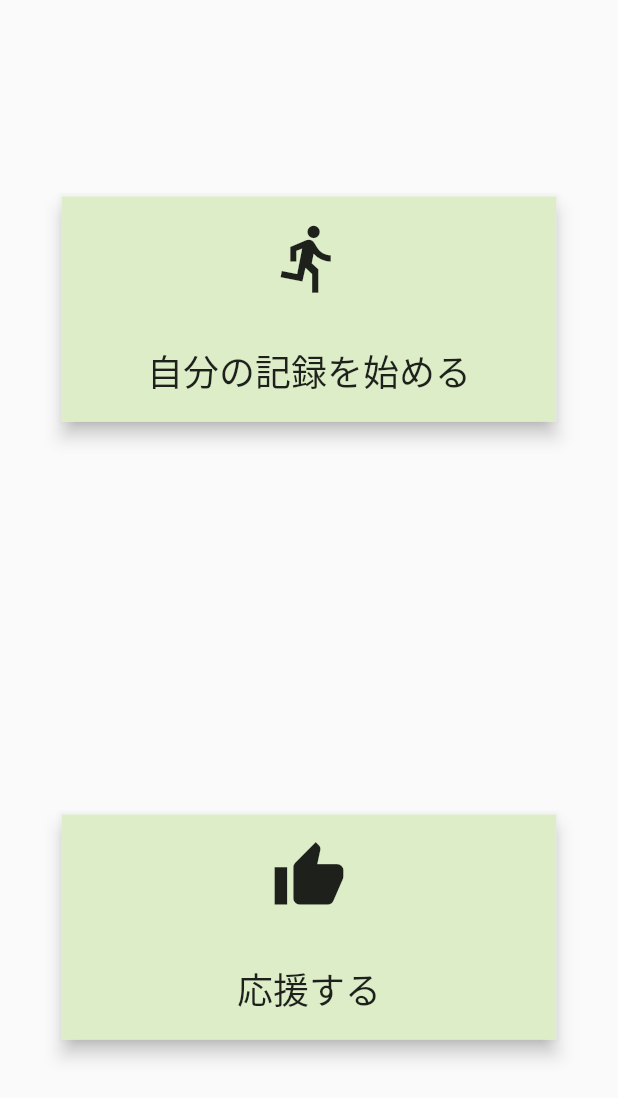
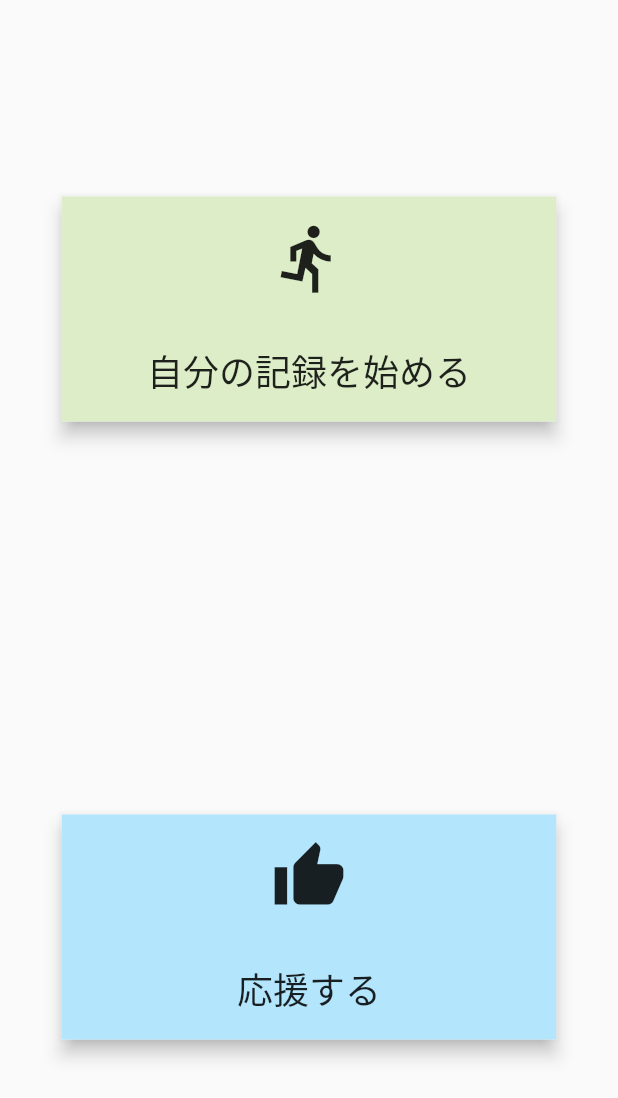
Before and after one commit to y0303noki/YellApp, a Flutter app: the screen it shows after launch, on a phone screen of 412 x 824 dp. Shown: the top 1098 px of the screen. Run offline on Flutter 3.47's test engine with Material 2 defaults, Android fonts, the phone set to English and light mode, and no system bars; our stand-ins replace bubble, cloud_firestore, firebase_auth, firebase_core, flutter_hooks, hooks_riverpod and 2 more; missing offline and left inert: dart:ffi; accounts and stored records are empty; network calls fail.

Commit message:
色調整

```diff
--- a/lib/components/widget/button_widget.dart
+++ b/lib/components/widget/button_widget.dart
@@ -17,6 +17,7 @@ class ButtonWidget {
     double deviceWidth,
     String buttonText,
     IconData iconData,
+    Color color,
   ) {
     return Material(
       elevation: mainButtonElevation,
@@ -24,7 +25,7 @@ class ButtonWidget {
         height: 150,
         width: deviceWidth * 0.8,
         decoration: BoxDecoration(
-          color: CommonWidget.defaultButtonColor(),
+          color: color,
         ),
         child: Column(
           mainAxisAlignment: MainAxisAlignment.spaceAround,
@@ -50,7 +51,7 @@ class ButtonWidget {
         height: 150,
         width: deviceWidth * 0.8,
         decoration: BoxDecoration(
-          color: CommonWidget.defaultButtonColor(),
+          color: CommonWidget.myDefaultColor(),
         ),
         child: Column(
           mainAxisAlignment: MainAxisAlignment.spaceAround,
@@ -71,7 +72,7 @@ class ButtonWidget {
         height: 100,
         width: deviceWidth * 0.8,
         decoration: BoxDecoration(
-          color: CommonWidget.defaultButtonColor(),
+          color: CommonWidget.myDefaultColor(),
         ),
         child: Center(
           child: TextWidget.mainButtonText('達成'),
--- a/lib/components/widget/common_widget.dart
+++ b/lib/components/widget/common_widget.dart
@@ -37,7 +37,7 @@ class CommonWidget {
   }
 
   /// ボタンの基本色
-  static Color? defaultButtonColor() {
+  static Color? myDefaultColor() {
     return Colors.lightGreen[100];
   }
 
@@ -47,4 +47,9 @@ class CommonWidget {
       borderRadius: BorderRadius.circular(20),
     );
   }
+
+  /// 応援のデフォルト色
+  static Color? otherDefaultColor() {
+    return Colors.lightBlue[100];
+  }
 }
--- a/lib/screen/other/other_yell_main_page.dart
+++ b/lib/screen/other/other_yell_main_page.dart
@@ -1,6 +1,7 @@
 import 'package:flutter/material.dart';
 import 'package:hooks_riverpod/hooks_riverpod.dart';
 import 'package:yell_app/components/widget/button_widget.dart';
+import 'package:yell_app/components/widget/common_widget.dart';
 import 'package:yell_app/components/widget/text_widget.dart';
 import 'package:yell_app/firebase/yell_message_firebase.dart';
 import 'package:yell_app/model/yell_message.dart';
@@ -71,7 +72,7 @@ class OtherYellMainPage extends ConsumerWidget {
                   ],
                 ),
               ),
-              Text('過去のメッセージ'),
+              const Text('過去のメッセージ'),
             ],
           ),
         ),
@@ -140,6 +141,7 @@ Widget _speechMessage(String _text) {
     child: Bubble(
       margin: BubbleEdges.only(top: 10),
       nip: BubbleNip.leftTop,
+      color: CommonWidget.myDefaultColor(),
       child: Text(_text, textAlign: TextAlign.left),
     ),
   );
@@ -150,6 +152,7 @@ Widget _yellMessage(String _text) {
     child: Bubble(
       margin: BubbleEdges.only(top: 10),
       nip: BubbleNip.rightTop,
+      color: CommonWidget.otherDefaultColor(),
       child: Text(
         _text,
         textAlign: TextAlign.right,
--- a/lib/screen/start_page.dart
+++ b/lib/screen/start_page.dart
@@ -2,6 +2,7 @@ import 'package:flutter/material.dart';
 import 'package:hooks_riverpod/hooks_riverpod.dart';
 import 'package:flutter_hooks/flutter_hooks.dart';
 import 'package:yell_app/components/widget/button_widget.dart';
+import 'package:yell_app/components/widget/common_widget.dart';
 import 'package:yell_app/firebase/my_goal_firebase.dart';
 import 'package:yell_app/model/member.dart';
 import 'package:yell_app/model/myGoal.dart';
@@ -58,12 +59,11 @@ class StartPage extends ConsumerWidget {
                       );
                     },
                     child: ButtonWidget.startMainButton(
-                      deviceSize.width,
-                      '応援する',
-                      Icons.thumb_up,
-                    ),
+                        deviceSize.width,
+                        '応援する',
+                        Icons.thumb_up,
+                        CommonWidget.otherDefaultColor()!),
                   ),
-                  // Text('招待コードが必要'),
                 ],
               )
             ],
@@ -113,11 +113,8 @@ class StartPage extends ConsumerWidget {
               },
               child: Column(
                 children: [
-                  ButtonWidget.startMainButton(
-                    deviceSize.width,
-                    '自分の記録を始める',
-                    Icons.directions_run,
-                  ),
+                  ButtonWidget.startMainButton(deviceSize.width, '自分の記録を始める',
+                      Icons.directions_run, CommonWidget.myDefaultColor()!),
                 ],
               ),
             );
@@ -148,12 +145,8 @@ class StartPage extends ConsumerWidget {
               },
               child: Column(
                 children: [
-                  ButtonWidget.startMainButton(
-                    deviceSize.width,
-                    '自分の記録を始める',
-                    Icons.directions_run,
-                  ),
-                  Text('友達に応援してもらう'),
+                  ButtonWidget.startMainButton(deviceSize.width, '自分の記録を始める',
+                      Icons.directions_run, CommonWidget.myDefaultColor()!),
                 ],
               ),
             );
@@ -178,12 +171,8 @@ class StartPage extends ConsumerWidget {
               },
               child: Column(
                 children: [
-                  ButtonWidget.startMainButton(
-                    deviceSize.width,
-                    '自分の記録を始める',
-                    Icons.directions_run,
-                  ),
-                  // Text('登録ずみ応援してもらう'),
+                  ButtonWidget.startMainButton(deviceSize.width, '自分の記録を始める',
+                      Icons.directions_run, CommonWidget.myDefaultColor()!),
                 ],
               ),
             );
```
Also changed, not shown: lib/screen/my/my_achievement_page.dart (+5 -23 lines).
